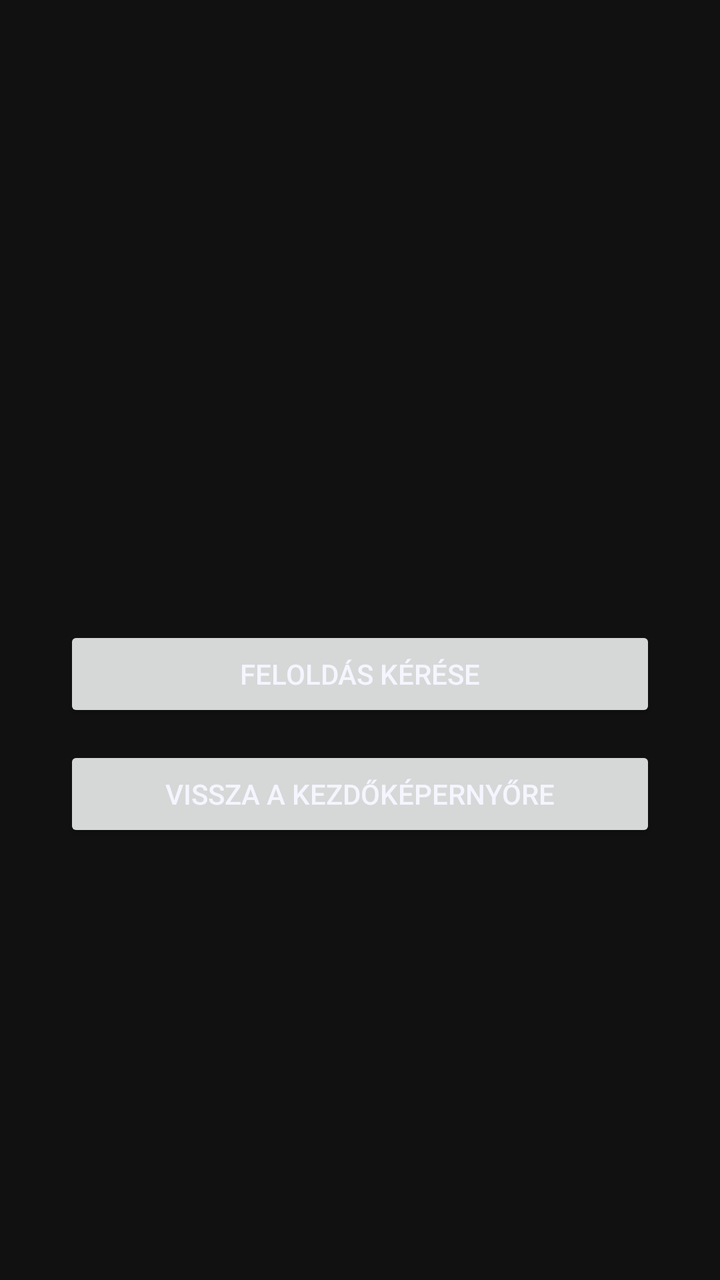
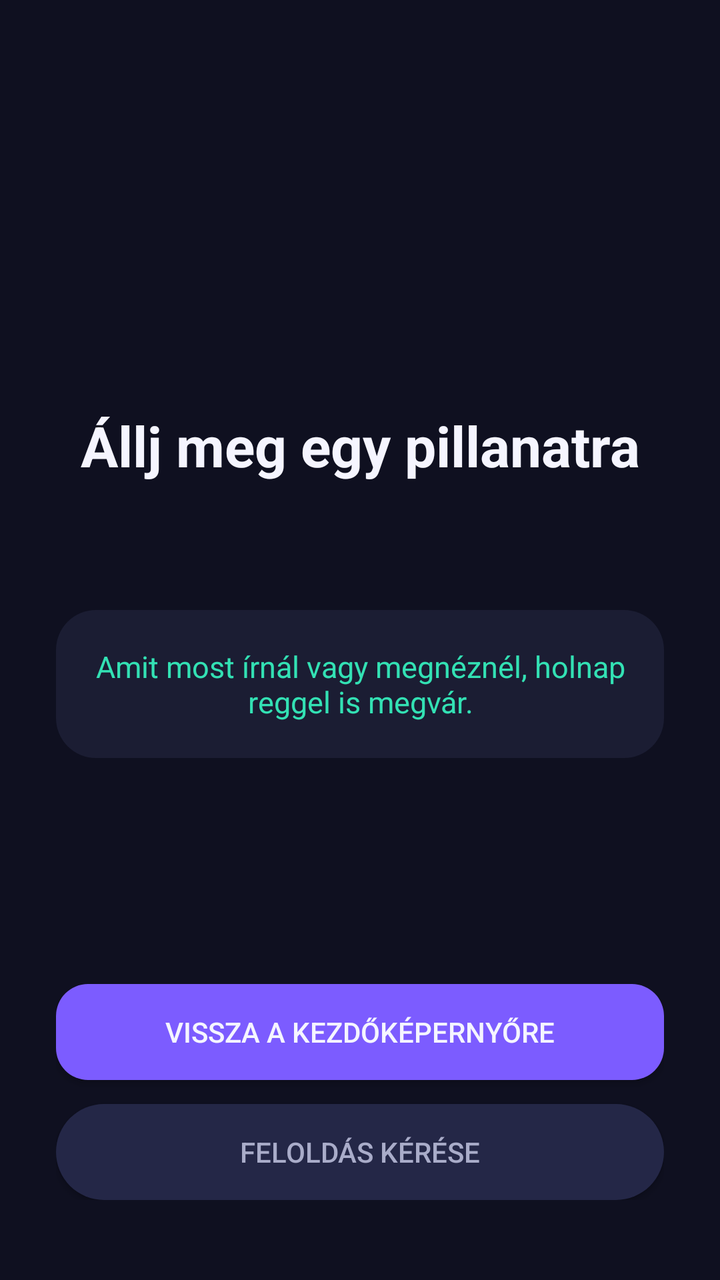

The first picture is an Android layout as it rendered before a commit; the second is the same layout after the commit. The layout source and the unified diff follow.
<!-- AndroidManifest.xml: activity theme Theme.SocialBlock.Fullscreen -->
<!-- res/layout/activity_block_overlay.xml -->
<?xml version="1.0" encoding="utf-8"?>
<LinearLayout xmlns:android="http://schemas.android.com/apk/res/android"
    android:orientation="vertical"
    android:gravity="center"
    android:padding="32dp"
    android:background="#111111"
    android:layout_width="match_parent"
    android:layout_height="match_parent">

    <TextView android:id="@+id/textBlockedApp"
        android:textColor="#FFFFFF"
        android:textSize="20sp"
        android:textStyle="bold"
        android:gravity="center"
        android:layout_width="wrap_content" android:layout_height="wrap_content" />

    <TextView android:id="@+id/textUnlocksRemaining"
        android:textColor="#CCCCCC"
        android:layout_marginTop="16dp"
        android:layout_width="wrap_content" android:layout_height="wrap_content" />

    <Button android:id="@+id/buttonRequestUnlock"
        android:text="@string/request_unlock"
        android:layout_marginTop="32dp"
        android:layout_width="match_parent" android:layout_height="wrap_content" />

    <Button android:id="@+id/buttonGoHome"
        android:text="@string/go_home"
        android:layout_marginTop="12dp"
        android:layout_width="match_parent" android:layout_height="wrap_content" />

</LinearLayout>
<!-- resources referenced by this layout -->
<resources>
  <string name="go_home">Vissza a kezdőképernyőre</string>
  <string name="request_unlock">Feloldás kérése</string>
  <style name="Theme.SocialBlock.Fullscreen" parent="Theme.SocialBlock">
                      <item name="android:windowFullscreen">true</item>
                      <item name="android:windowNoTitle">true</item>
          </style>
  <style name="Theme.SocialBlock" parent="Theme.MaterialComponents.DayNight.NoActionBar">
                      <item name="android:windowBackground">@color/bg_dark</item>
                      <item name="colorPrimary">@color/primary</item>
                      <item name="colorPrimaryDark">@color/primary_variant</item>
                      <item name="colorAccent">@color/accent</item>
                      <item name="android:textColorPrimary">@color/text_primary</item>
                      <item name="android:textColorSecondary">@color/text_secondary</item>
          </style>
  <color name="bg_dark">#0F1020</color>
  <color name="primary">#7C5CFF</color>
  <color name="primary_variant">#5B3EF5</color>
  <color name="accent">#33E1B4</color>
  <color name="text_primary">#F5F5FF</color>
  <color name="text_secondary">#A9ACC9</color>
</resources>

<!-- the commit's change to res/layout/activity_block_overlay.xml (unified diff, before → after) -->
@@ -1,32 +1,86 @@
 <?xml version="1.0" encoding="utf-8"?>
 <LinearLayout xmlns:android="http://schemas.android.com/apk/res/android"
     android:orientation="vertical"
-    android:gravity="center"
-    android:padding="32dp"
-    android:background="#111111"
+    android:gravity="center_horizontal"
+    android:paddingStart="28dp"
+    android:paddingEnd="28dp"
+    android:paddingTop="88dp"
+    android:paddingBottom="40dp"
+    android:background="@color/bg_dark"
     android:layout_width="match_parent"
     android:layout_height="match_parent">
 
-    <TextView android:id="@+id/textBlockedApp"
-        android:textColor="#FFFFFF"
-        android:textSize="20sp"
+    <ImageView
+        android:id="@+id/imageBlockedApp"
+        android:contentDescription="@null"
+        android:layout_width="88dp"
+        android:layout_height="88dp" />
+
+    <TextView
+        android:text="@string/block_title"
+        android:textColor="@color/text_primary"
+        android:textSize="28sp"
         android:textStyle="bold"
         android:gravity="center"
-        android:layout_width="wrap_content" android:layout_height="wrap_content" />
+        android:layout_marginTop="28dp"
+        android:layout_width="match_parent"
+        android:layout_height="wrap_content" />
 
-    <TextView android:id="@+id/textUnlocksRemaining"
-        android:textColor="#CCCCCC"
-        android:layout_marginTop="16dp"
-        android:layout_width="wrap_content" android:layout_height="wrap_content" />
+    <TextView
+        android:id="@+id/textBlockedApp"
+        android:textColor="@color/text_secondary"
+        android:textSize="16sp"
+        android:gravity="center"
+        android:layout_marginTop="10dp"
+        android:layout_width="match_parent"
+        android:layout_height="wrap_content" />
 
-    <Button android:id="@+id/buttonRequestUnlock"
+    <LinearLayout
+        android:orientation="vertical"
+        android:background="@drawable/bg_card"
+        android:padding="18dp"
+        android:layout_marginTop="32dp"
+        android:layout_width="match_parent"
+        android:layout_height="wrap_content">
+
+        <TextView
+            android:text="@string/block_hint"
+            android:textColor="@color/accent"
+            android:textSize="15sp"
+            android:gravity="center"
+            android:layout_width="match_parent"
+            android:layout_height="wrap_content" />
+    </LinearLayout>
+
+    <TextView
+        android:id="@+id/textUnlocksRemaining"
+        android:textColor="@color/text_secondary"
+        android:textSize="13sp"
+        android:gravity="center"
+        android:layout_marginTop="20dp"
+        android:layout_width="match_parent"
+        android:layout_height="wrap_content" />
+
+    <Space
+        android:layout_width="match_parent"
+        android:layout_height="0dp"
+        android:layout_weight="1" />
+
+    <Button
+        android:id="@+id/buttonGoHome"
+        android:text="@string/go_home"
+        android:background="@drawable/bg_button_primary"
+        android:textColor="@color/text_primary"
+        android:layout_width="match_parent"
+        android:layout_height="wrap_content" />
+
+    <Button
+        android:id="@+id/buttonRequestUnlock"
         android:text="@string/request_unlock"
-        android:layout_marginTop="32dp"
-        android:layout_width="match_parent" android:layout_height="wrap_content" />
-
-    <Button android:id="@+id/buttonGoHome"
-        android:text="@string/go_home"
+        android:background="@drawable/bg_search"
+        android:textColor="@color/text_secondary"
         android:layout_marginTop="12dp"
-        android:layout_width="match_parent" android:layout_height="wrap_content" />
+        android:layout_width="match_parent"
+        android:layout_height="wrap_content" />
 
 </LinearLayout>
<!-- resource entries referenced after the edit -->
@@ -1,11 +1,38 @@
 <!-- resources referenced by this layout -->
 <resources>
+  <color name="accent">#33E1B4</color>
+  <color name="bg_dark">#0F1020</color>
+  <color name="text_primary">#F5F5FF</color>
+  <color name="text_secondary">#A9ACC9</color>
+  <!-- drawable bg_button_primary (drawable) -->
+  <?xml version="1.0" encoding="utf-8"?>
+  <shape xmlns:android="http://schemas.android.com/apk/res/android" android:shape="rectangle">
+        <solid android:color="@color/primary" />
+        <corners android:radius="16dp" />
+  </shape>
+  <!-- drawable bg_card (drawable) -->
+  <?xml version="1.0" encoding="utf-8"?>
+  <shape xmlns:android="http://schemas.android.com/apk/res/android" android:shape="rectangle">
+        <solid android:color="@color/surface" />
+        <corners android:radius="20dp" />
+  </shape>
+  <!-- drawable bg_search (drawable) -->
+  <?xml version="1.0" encoding="utf-8"?>
+  <shape xmlns:android="http://schemas.android.com/apk/res/android" android:shape="rectangle">
+        <solid android:color="@color/surface_alt" />
+        <corners android:radius="24dp" />
+  </shape>
+  <string name="block_hint">Amit most írnál vagy megnéznél, holnap reggel is megvár.</string>
+  <string name="block_title">Állj meg egy pillanatra</string>
   <string name="go_home">Vissza a kezdőképernyőre</string>
   <string name="request_unlock">Feloldás kérése</string>
   <style name="Theme.SocialBlock.Fullscreen" parent="Theme.SocialBlock">
                       <item name="android:windowFullscreen">true</item>
                       <item name="android:windowNoTitle">true</item>
           </style>
+  <color name="primary">#7C5CFF</color>
+  <color name="surface">#1B1D33</color>
+  <color name="surface_alt">#242747</color>
   <style name="Theme.SocialBlock" parent="Theme.MaterialComponents.DayNight.NoActionBar">
                       <item name="android:windowBackground">@color/bg_dark</item>
                       <item name="colorPrimary">@color/primary</item>
@@ -14,11 +41,6 @@
                       <item name="android:textColorPrimary">@color/text_primary</item>
                       <item name="android:textColorSecondary">@color/text_secondary</item>
           </style>
-  <color name="bg_dark">#0F1020</color>
-  <color name="primary">#7C5CFF</color>
   <color name="primary_variant">#5B3EF5</color>
-  <color name="accent">#33E1B4</color>
-  <color name="text_primary">#F5F5FF</color>
-  <color name="text_secondary">#A9ACC9</color>
 </resources>
 
